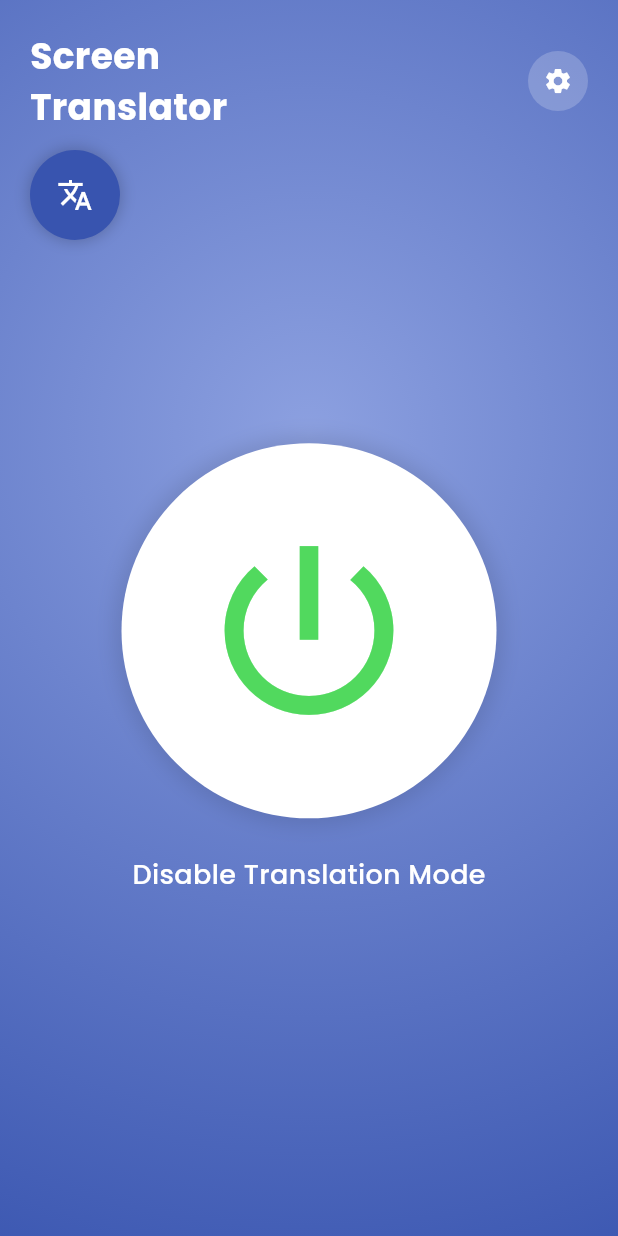
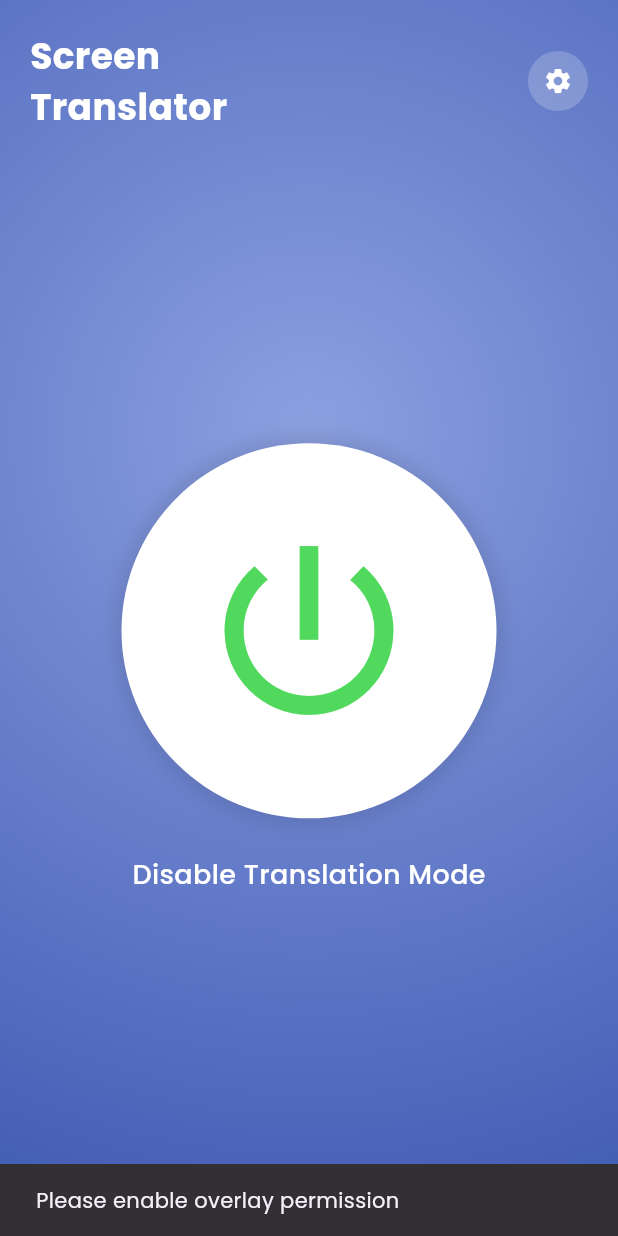
Before and after one commit to Chocomintgirls/ScreenTranslatorApp, a Flutter app: the HomeScreen screen opened directly, after a tap on the "power settings new" icon, on a phone screen of 412 x 824 dp. Run offline on Flutter 3.47's test engine with Material 3 defaults, Android fonts, the phone set to English and light mode, and no system bars; our stand-ins replace google_fonts; missing offline and left inert: flutter_overlay_window.

Commit message:
add floating button

```diff
--- a/lib/HomeScreen.dart
+++ b/lib/HomeScreen.dart
@@ -2,6 +2,8 @@ import 'package:flutter/material.dart';
 import 'GradientBackground.dart';
 import 'package:google_fonts/google_fonts.dart';
 import 'FloatingButton.dart';
+import 'package:flutter_overlay_window/flutter_overlay_window.dart';
+import 'overlay_service.dart';
 
 class HomeScreen extends StatefulWidget {
   const HomeScreen({super.key});
@@ -89,7 +91,7 @@ class _HomeScreenState extends State<HomeScreen> {
                     children: [
                       // Power button
                       GestureDetector(
-                        onTap: () {
+                        onTap: () async {
                           setState(() {
                             _isTranslationEnabled = !_isTranslationEnabled;
                             if (_isTranslationEnabled) {
@@ -97,7 +99,7 @@ class _HomeScreenState extends State<HomeScreen> {
                               _requestOverlayPermission();
                             } else {
                               // Hide the floating button
-                              FloatingButtonService.hideFloatingButton();
+                              OverlayService.hideFloatingButton();
                             }
                           });
                         },
@@ -151,21 +153,38 @@ class _HomeScreenState extends State<HomeScreen> {
     );
   }
 
-  // Method to request overlay permission and show floating button
+// ใน HomeScreen.dart
   Future<void> _requestOverlayPermission() async {
-    // In a real app, you would need to implement platform-specific code
-    // to request the SYSTEM_ALERT_WINDOW permission on Android
+    print("Requesting overlay permission...");
+    bool isGranted = await FlutterOverlayWindow.isPermissionGranted() ?? false;
+    print("Permission already granted? $isGranted");
 
-    // For this example, we'll just show the floating button
-    FloatingButtonService.showFloatingButton(context);
+    if (!isGranted) {
+      print("Requesting permission from user...");
+      isGranted = await FlutterOverlayWindow.requestPermission() ?? false;
+      print("Permission granted after request? $isGranted");
+    }
 
-    // In reality, you would check permission status first:
-    // bool hasPermission = await checkOverlayPermission();
-    // if (hasPermission) {
-    //   FloatingButtonService.showFloatingButton(context);
-    // } else {
-    //   // Request permission
-    //   await requestOverlayPermission();
-    // }
+    if (isGranted) {
+      try {
+        print("Showing floating button...");
+        await OverlayService.showFloatingButton();
+        print("Show floating button called successfully");
+
+        // ตรวจสอบสถานะ
+        final bool? isActive = await FlutterOverlayWindow.isActive();
+        print("Is overlay active? $isActive");
+      } catch (e) {
+        print("Error showing floating button: $e");
+        ScaffoldMessenger.of(context).showSnackBar(
+          SnackBar(content: Text('Error showing floating button: $e')),
+        );
+      }
+    } else {
+      print("Permission denied by user");
+      ScaffoldMessenger.of(context).showSnackBar(
+        SnackBar(content: Text('Please enable overlay permission')),
+      );
+    }
   }
 }
--- a/pubspec.yaml
+++ b/pubspec.yaml
@@ -36,6 +36,7 @@ dependencies:
   cupertino_icons: ^1.0.8
   google_fonts: ^6.2.1
   flutter_overlay_window: ^0.4.5
+  permission_handler: ^11.4.0
 
 dev_dependencies:
   flutter_test:
```
Also changed, not shown: lib/main.dart (+32 -3 lines), lib/overlay_service.dart (added, +40 -0 lines), pubspec.lock, 4 other files.
